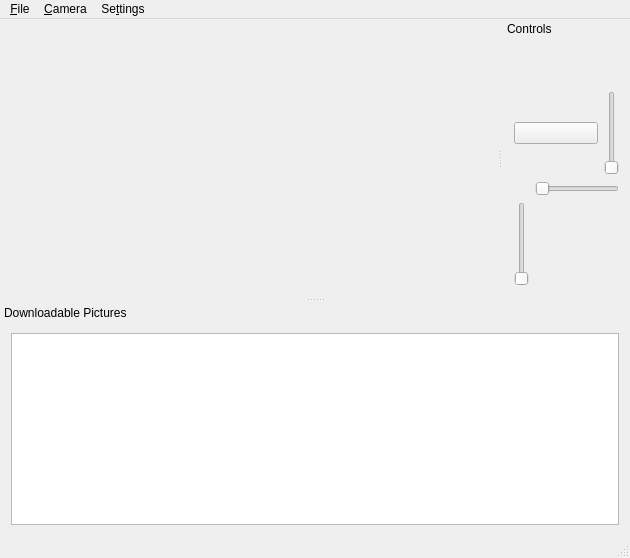
Before: the Qt Designer form client-qt/RepatriatorClient/MainWindow.ui in thejoshwolfe/repatriator, drawn with Qt 5.
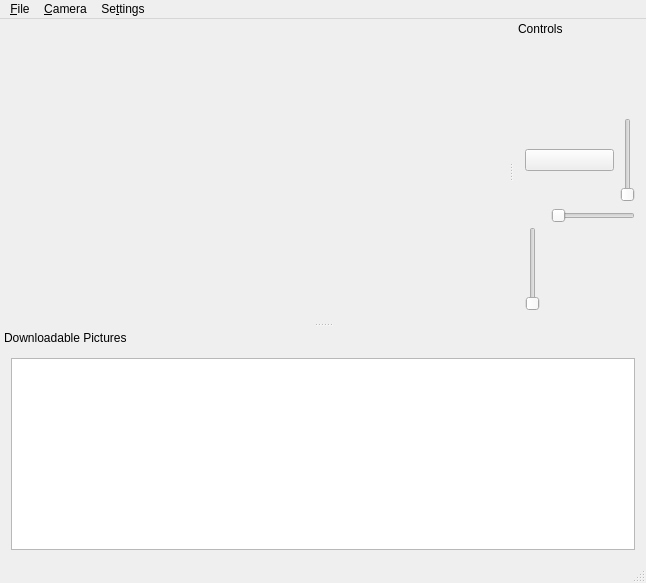
After: the same form once the commit is applied. Icons and pictures are not drawn. Custom widgets are drawn as their Qt base class.

Commit message: client gui - extend the vertical orbit slider as it should be

The edit to the form file:
```diff
--- a/client-qt/RepatriatorClient/MainWindow.ui
+++ b/client-qt/RepatriatorClient/MainWindow.ui
@@ -6,8 +6,8 @@
    <rect>
     <x>0</x>
     <y>0</y>
-    <width>630</width>
-    <height>558</height>
+    <width>646</width>
+    <height>583</height>
    </rect>
   </property>
   <property name="windowTitle">
@@ -44,7 +44,7 @@
     <number>2</number>
    </attribute>
    <widget class="QWidget" name="dockWidgetContents">
-    <layout class="QVBoxLayout" name="verticalLayout">
+    <layout class="QVBoxLayout" name="verticalLayout_3">
      <item>
       <widget class="ShadowMinimap" name="shadowMinimap" native="true">
        <property name="sizePolicy">
@@ -84,31 +84,55 @@
       </layout>
      </item>
      <item>
-      <layout class="QFormLayout" name="formLayout">
-       <item row="1" column="0">
+      <layout class="QHBoxLayout" name="horizontalLayout_3">
+       <item>
+        <layout class="QVBoxLayout" name="verticalLayout_2">
+         <item>
+          <spacer name="orbitVerticalSpacer">
+           <property name="orientation">
+            <enum>Qt::Vertical</enum>
+           </property>
+           <property name="sizeType">
+            <enum>QSizePolicy::Fixed</enum>
+           </property>
+           <property name="sizeHint" stdset="0">
+            <size>
+             <width>20</width>
+             <height>19</height>
+            </size>
+           </property>
+          </spacer>
+         </item>
+         <item>
         <widget class="ShadowSlider" name="orbitSliderA">
          <property name="orientation">
           <enum>Qt::Vertical</enum>
          </property>
         </widget>
        </item>
-       <item row="1" column="1">
-        <widget class="Rotate3DWidget" name="orbit3D" native="true">
-         <property name="sizePolicy">
-          <sizepolicy hsizetype="Expanding" vsizetype="Expanding">
-           <horstretch>0</horstretch>
-           <verstretch>0</verstretch>
-          </sizepolicy>
-         </property>
-        </widget>
+        </layout>
        </item>
-       <item row="0" column="1">
+       <item>
+        <layout class="QVBoxLayout" name="verticalLayout">
+         <item>
         <widget class="ShadowSlider" name="orbitSliderB">
          <property name="orientation">
           <enum>Qt::Horizontal</enum>
          </property>
         </widget>
        </item>
+         <item>
+          <widget class="Rotate3DWidget" name="orbit3D" native="true">
+           <property name="sizePolicy">
+            <sizepolicy hsizetype="Expanding" vsizetype="Expanding">
+             <horstretch>0</horstretch>
+             <verstretch>0</verstretch>
+            </sizepolicy>
+           </property>
+          </widget>
+         </item>
+        </layout>
+       </item>
       </layout>
      </item>
     </layout>
@@ -141,7 +165,7 @@
     <rect>
      <x>0</x>
      <y>0</y>
-     <width>630</width>
+     <width>646</width>
      <height>25</height>
     </rect>
    </property>
```
Left out of the diff: 1 changed line with no effect on the pictures. Lines whose indentation alone changed are shown as unchanged. The commit also changes 1 other file.
